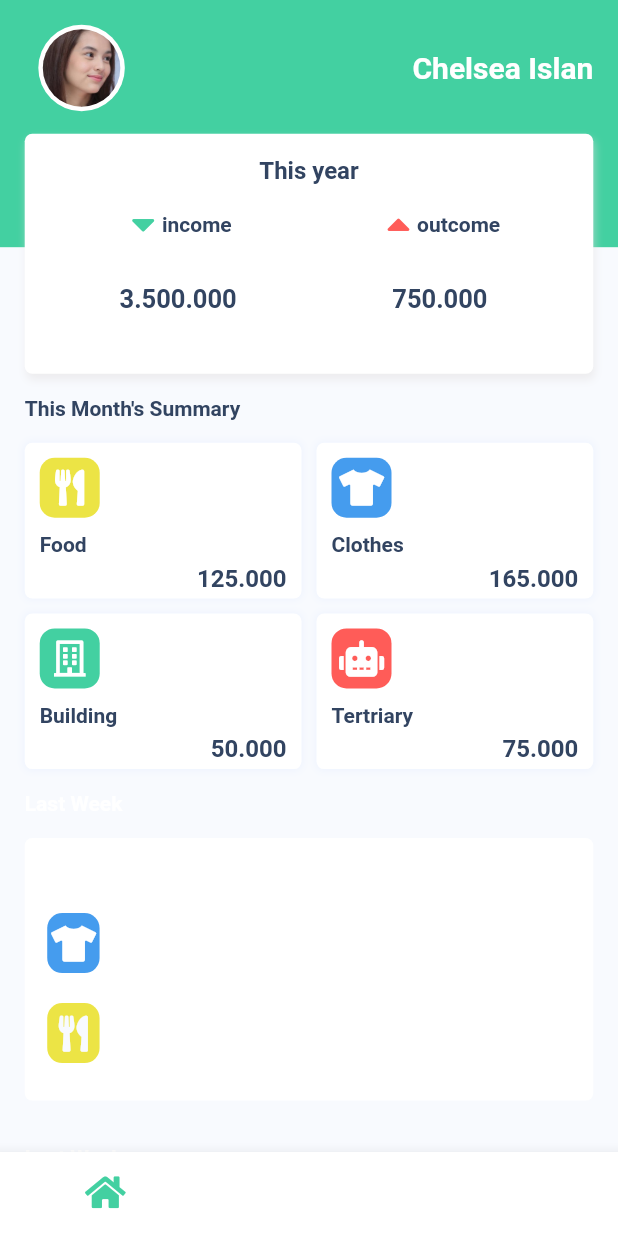
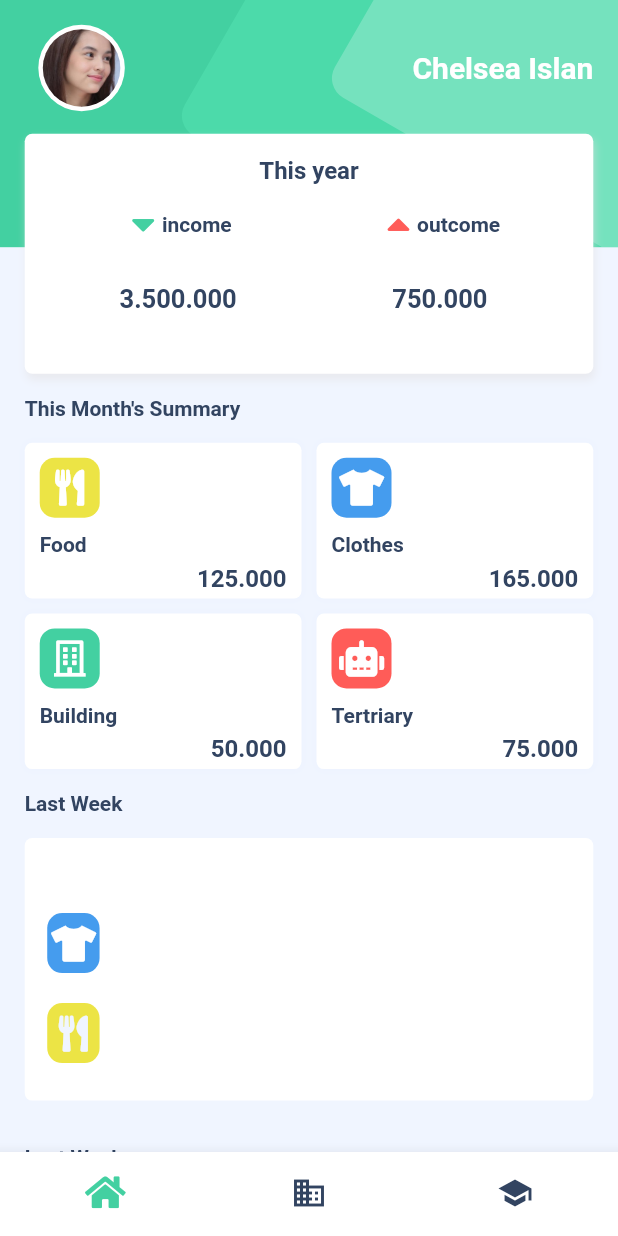
Before and after one commit to nanangsetya/flutter-bulananku, a Flutter app: the DashboardPage screen opened directly, on a phone screen of 412 x 824 dp. Run offline on Flutter 3.47's test engine with Material 2 defaults, Android fonts, the phone set to English and light mode, and no system bars; our stand-ins replace font_awesome_flutter; Roboto replaces fonts that are missing (Bahnschrift).

Commit message:
redesign header in dashboard

```diff
--- a/lib/pages/dashboard_page.dart
+++ b/lib/pages/dashboard_page.dart
@@ -25,6 +25,50 @@ class _DashboardPageState extends State<DashboardPage> {
                   Container(
                     height: MediaQuery.of(context).size.height * 0.2,
                     color: Color(0xff43D0A1),
+                    child: ClipRRect(
+                      //to clip overflown positioned containers.
+                      // borderRadius: BorderRadius.circular(30),
+                      //if we set border radius on container, the overflown content get displayed at corner.
+                      child: Container(
+                          child: Stack(
+                        children: <Widget>[
+                          //Stack helps to overlap widgets
+                          Positioned(
+                              //positioned helps to position widget wherever we want.
+                              top: -45,
+                              right: -150, //position of the widget
+                              child: RotationTransition(
+                                turns: AlwaysStoppedAnimation(30 / 360),
+                                child: Container(
+                                    height: MediaQuery.of(context).size.height *
+                                        0.3,
+                                    width: MediaQuery.of(context).size.width,
+                                    decoration: BoxDecoration(
+                                        borderRadius: BorderRadius.circular(15),
+                                        color: Color(
+                                            0xff4CDAAA) //background color with opacity
+                                        )),
+                              )),
+
+                          Positioned(
+                              //positioned helps to position widget wherever we want.
+                              top: -70,
+                              right: -250, //position of the widget
+                              child: RotationTransition(
+                                turns: AlwaysStoppedAnimation(30 / 360),
+                                child: Container(
+                                    height: MediaQuery.of(context).size.height *
+                                        0.3,
+                                    width: MediaQuery.of(context).size.width,
+                                    decoration: BoxDecoration(
+                                        borderRadius: BorderRadius.circular(15),
+                                        color: Color(
+                                            0xff75E2BE) //background color with opacity
+                                        )),
+                              )),
+                        ],
+                      )),
+                    ),
                   ),
                   Container(
                     margin: EdgeInsets.only(
@@ -87,7 +131,7 @@ class _DashboardPageState extends State<DashboardPage> {
       ),
       bottomNavigationBar: BottomNavigationBar(
         backgroundColor: ColorStyle.cCardColor,
-        unselectedItemColor: Colors.white,
+        unselectedItemColor: ColorStyle.cText,
         showSelectedLabels: false,
         showUnselectedLabels: false,
         items: <BottomNavigationBarItem>[
--- a/lib/styles/color_style.dart
+++ b/lib/styles/color_style.dart
@@ -10,5 +10,5 @@ class ColorStyle {
   // static Color cBaseColor = const Color(0xff0B0B1B);
   static Color cText = const Color(0xff324461);
   static Color cCardColor = const Color(0xffffffff);
-  static Color cBaseColor = const Color(0xffF8FAFE);
+  static Color cBaseColor = const Color(0xffF0F5FF);
 }
--- a/lib/widget/dashboard_card_lastweek.dart
+++ b/lib/widget/dashboard_card_lastweek.dart
@@ -21,7 +21,7 @@ class _CardWeekState extends State<CardWeek> {
               alignment: Alignment.centerLeft,
               child: Text("Last Week",
                   style: TextStyle(
-                      color: Colors.white,
+                      color: ColorStyle.cText,
                       fontFamily: "Bahnschrift",
                       fontWeight: FontWeight.bold,
                       fontSize: 14))),
```
